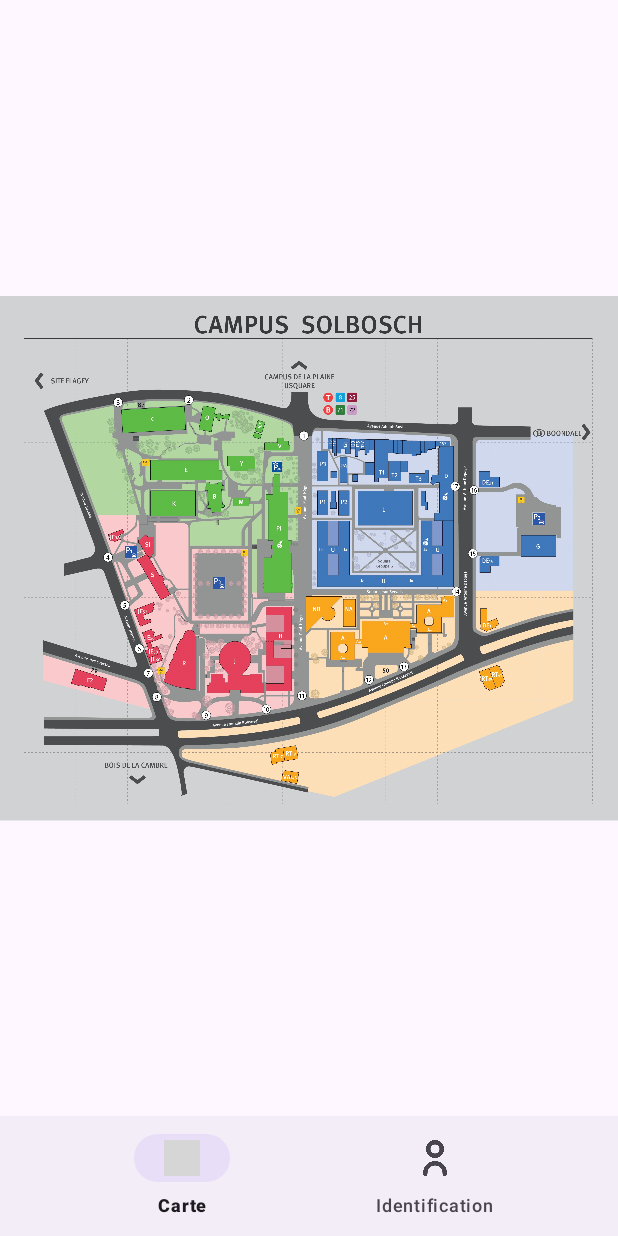
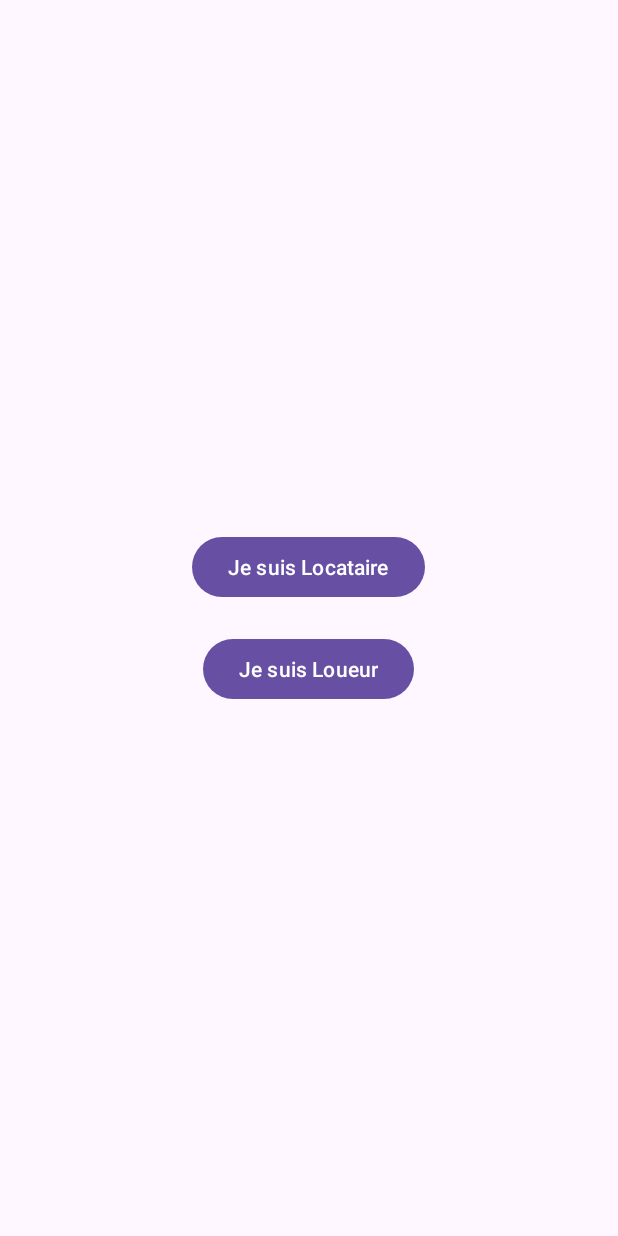
Before and after one commit to harryfotso/RideSharely, an Android app: the screen it shows after launch (MainActivity before the commit, SelectionActivity after it), on a phone screen of 412 x 824 dp. Run offline under Robolectric (Android 15) with nearby library versions, the phone set to English and light mode, and no system bars; plain views replace PhotoView; grey boxes are pictures that could not be loaded.

Commit message:
Ajout menus dynamique + SelectionActivity

```diff
--- /dev/null
+++ b/ProjetInfo/app/src/main/java/com/example/projetinfo/SelectionActivity.kt
@@ -0,0 +1,24 @@
+package com.example.projetinfo
+
+import android.content.Intent
+import android.os.Bundle
+import android.widget.Button
+import androidx.appcompat.app.AppCompatActivity
+
+class SelectionActivity : AppCompatActivity() {
+    override fun onCreate(savedInstanceState: Bundle?) {
+        super.onCreate(savedInstanceState)
+        setContentView(R.layout.activity_selection)
+
+        val btnLocataire = findViewById<Button>(R.id.btnLocataire)
+        val btnLoueur = findViewById<Button>(R.id.btnLoueur)
+
+        btnLocataire.setOnClickListener {
+            startActivity(Intent(this, MainActivity::class.java))
+        }
+
+        btnLoueur.setOnClickListener {
+            startActivity(Intent(this, AddVehicleActivity::class.java))
+        }
+    }
+}
--- a/ProjetInfo/app/src/main/res/layout/activity_add_vehicle.xml
+++ b/ProjetInfo/app/src/main/res/layout/activity_add_vehicle.xml
@@ -6,9 +6,10 @@
     android:padding="16dp">
 
     <Spinner
-        android:id="@+id/typeSpinner"
+        android:id="@+id/spinnerParking"
         android:layout_width="match_parent"
-        android:layout_height="45dp" />
+        android:layout_height="wrap_content"
+        android:layout_marginTop="16dp" />
 
     <EditText
         android:id="@+id/marqueInput"
--- /dev/null
+++ b/ProjetInfo/app/src/main/res/layout/activity_selection.xml
@@ -0,0 +1,22 @@
+<?xml version="1.0" encoding="utf-8"?>
+<LinearLayout
+    xmlns:android="http://schemas.android.com/apk/res/android"
+    android:layout_width="match_parent"
+    android:layout_height="match_parent"
+    android:orientation="vertical"
+    android:gravity="center"
+    android:padding="20dp">
+
+    <Button
+        android:id="@+id/btnLocataire"
+        android:layout_width="wrap_content"
+        android:layout_height="wrap_content"
+        android:text="Je suis Locataire" />
+
+    <Button
+        android:id="@+id/btnLoueur"
+        android:layout_width="wrap_content"
+        android:layout_height="wrap_content"
+        android:text="Je suis Loueur"
+        android:layout_marginTop="20dp"/>
+</LinearLayout>
--- a/ProjetInfo/app/src/main/res/menu/dialog_menu.xml
+++ /dev/null
@@ -1,18 +0,0 @@
-<?xml version="1.0" encoding="utf-8"?>
-<menu xmlns:android="http://schemas.android.com/apk/res/android"
-    xmlns:app="http://schemas.android.com/apk/res-auto">
-
-    <item
-        android:id="@+id/action_option1"
-        android:title="Voiture 1" />
-
-    <item
-        android:id="@+id/action_option2"
-        android:title="Voiture 2" />
-
-    <item
-        android:id="@+id/menu_add_vehicle"
-        android:icon="@drawable/add_vehicle"
-        android:title="Ajouter un véhicule"
-        app:showAsAction="always"/>
-</menu>
```
Also changed, not shown: ProjetInfo/app/src/main/AndroidManifest.xml (+7 -1 lines), ProjetInfo/app/src/main/java/com/example/projetinfo/AddVehicleActivity.kt (+44 -10 lines), ProjetInfo/app/src/main/java/com/example/projetinfo/MainActivity.kt (+44 -58 lines), ProjetInfo/app/src/main/java/com/example/projetinfo/VehicleRepository.kt (added, +51 -0 lines).
